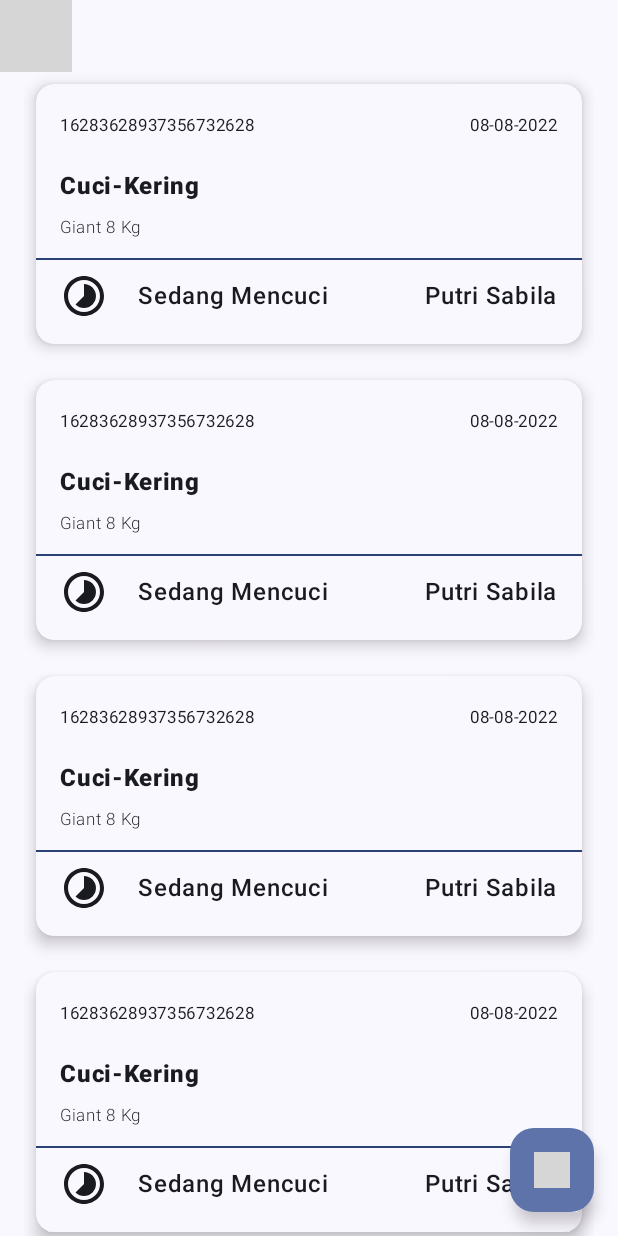
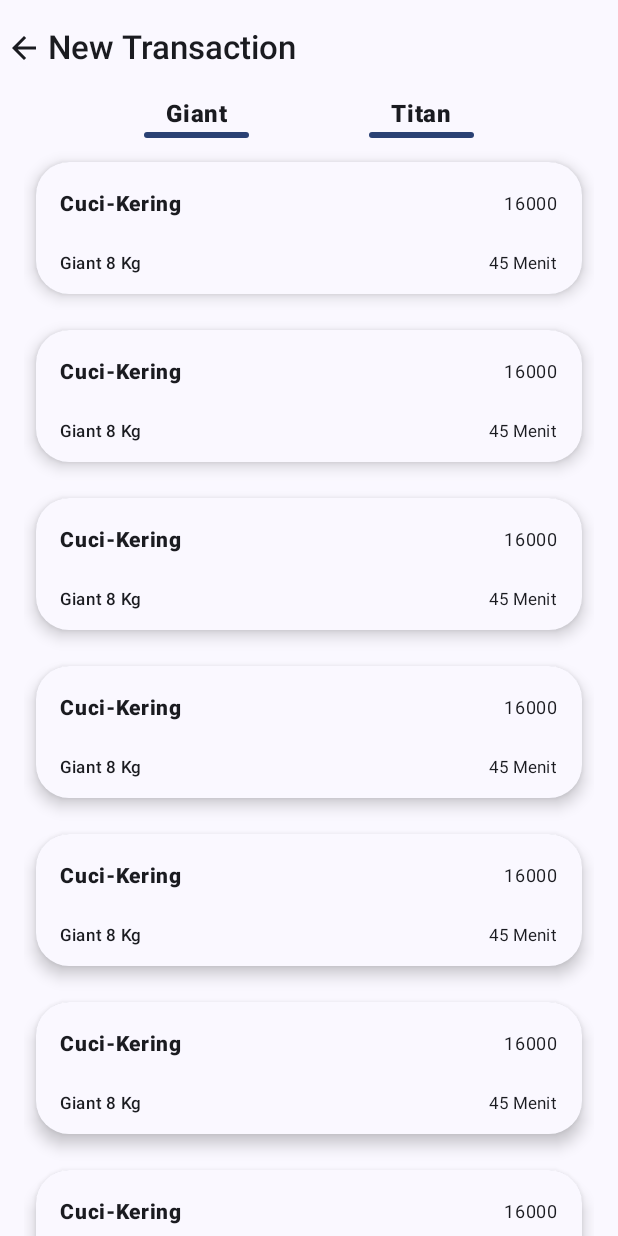
Before and after one commit to JanissaryID/AlfaOmega, an Android app built with Jetpack Compose: the screen it shows after launch (MainActivity), on a phone screen of 412 x 824 dp. Run offline under Robolectric (Android 15) with nearby library versions, the phone set to English and light mode, and no system bars; grey boxes are pictures that could not be loaded.

Commit message:
Add UI MenuScreen

```diff
--- a/app/src/main/java/com/example/alfaomega/MainActivity.kt
+++ b/app/src/main/java/com/example/alfaomega/MainActivity.kt
@@ -12,6 +12,7 @@ import androidx.compose.ui.Modifier
 import androidx.compose.ui.tooling.preview.Preview
 import com.example.alfaomega.component.ComponentTransaction
 import com.example.alfaomega.screens.ScreenHome
+import com.example.alfaomega.screens.ScreenMenu
 import com.example.alfaomega.ui.theme.AlfaOmegaTheme
 
 class MainActivity : ComponentActivity() {
@@ -25,7 +26,8 @@ class MainActivity : ComponentActivity() {
                     color = MaterialTheme.colorScheme.background
                 ) {
 //                    Greeting("Android")
-                    ScreenHome()
+//                    ScreenHome()
+                    ScreenMenu()
                 }
             }
         }
--- /dev/null
+++ b/app/src/main/java/com/example/alfaomega/component/ComponentMenu.kt
@@ -0,0 +1,67 @@
+package com.example.alfaomega.component
+
+import androidx.compose.foundation.clickable
+import androidx.compose.foundation.layout.*
+import androidx.compose.foundation.shape.RoundedCornerShape
+import androidx.compose.material3.*
+import androidx.compose.runtime.Composable
+import androidx.compose.ui.Alignment
+import androidx.compose.ui.Modifier
+import androidx.compose.ui.res.painterResource
+import androidx.compose.ui.text.font.FontWeight
+import androidx.compose.ui.unit.dp
+import com.example.alfaomega.R
+
+@Composable
+fun ComponentMenu(
+    menuTitle: String,
+    menuType: String,
+    menuPrice: String,
+    menuTime: String
+) {
+    Card(
+        elevation = CardDefaults.cardElevation(6.dp),
+        modifier = Modifier.padding(8.dp),
+        shape = RoundedCornerShape(25)
+    ) {
+        Surface(shape = RoundedCornerShape(25),modifier = Modifier.clickable {  }) {
+            Column() {
+                Column(
+                    modifier = Modifier.padding(start = 16.dp, top = 16.dp, end = 16.dp, bottom = 8.dp)
+                ){
+                    Row(
+                        horizontalArrangement = Arrangement.SpaceBetween,
+                        modifier = Modifier.fillMaxWidth()
+                    ) {
+                        Text(
+                            text = menuTitle,
+                            fontWeight = FontWeight.ExtraBold,
+                            fontSize = MaterialTheme.typography.labelLarge.fontSize,
+                        )
+                        Text(
+                            text = menuPrice,
+//                fontWeight = FontWeight.Bold,
+                            fontSize = MaterialTheme.typography.labelMedium.fontSize,
+                        )
+                    }
+                    Spacer(modifier = Modifier.height(16.dp))
+                    Row(
+                        horizontalArrangement = Arrangement.SpaceBetween,
+                        modifier = Modifier.fillMaxWidth()
+                    ) {
+                        Text(
+                            text = menuType,
+                            fontWeight = FontWeight.SemiBold,
+                            fontSize = MaterialTheme.typography.labelSmall.fontSize,
+                        )
+                        Text(
+                            text = menuTime,
+//                fontWeight = FontWeight.Bold,
+                            fontSize = MaterialTheme.typography.labelSmall.fontSize,
+                        )
+                    }
+                }
+            }
+        }
+    }
+}
--- a/app/src/main/java/com/example/alfaomega/component/ComponentTransaction.kt
+++ b/app/src/main/java/com/example/alfaomega/component/ComponentTransaction.kt
@@ -32,8 +32,9 @@ fun ComponentTransaction(
     Card(
         elevation = CardDefaults.cardElevation(6.dp),
         modifier = Modifier.padding(8.dp),
+        shape = RoundedCornerShape(25)
     ) {
-        Surface(shape = RoundedCornerShape(7),modifier = Modifier.clickable {  }) {
+        Surface(shape = RoundedCornerShape(25),modifier = Modifier.clickable {  }) {
             Column() {
                 Column(
                     modifier = Modifier.padding(start = 16.dp, top = 16.dp, end = 16.dp, bottom = 8.dp)
--- /dev/null
+++ b/app/src/main/java/com/example/alfaomega/component/TopBar.kt
@@ -0,0 +1,109 @@
+package com.example.alfaomega.component
+
+import androidx.compose.foundation.clickable
+import androidx.compose.foundation.layout.size
+import androidx.compose.foundation.layout.wrapContentSize
+import androidx.compose.foundation.shape.RoundedCornerShape
+import androidx.compose.material3.*
+import androidx.compose.runtime.Composable
+import androidx.compose.ui.Modifier
+import androidx.compose.ui.res.painterResource
+import androidx.compose.ui.text.font.FontWeight
+import androidx.compose.ui.unit.dp
+import com.example.alfaomega.R
+import com.example.alfaomega.wallscreen.WallHome
+import com.example.alfaomega.wallscreen.WallPicker
+
+@OptIn(ExperimentalMaterial3Api::class)
+@Composable
+fun TopBar(
+    typeScreen: Boolean,
+    tittleScreen: String,
+    wallScreen: Int
+) {
+    if (typeScreen){
+        Scaffold(topBar = {
+            SmallTopBar(
+                typeScreen = typeScreen,
+                tittleScreen = tittleScreen)
+        },
+            content = {
+//            WallHome(paddingValues = it)
+                WallPicker(
+                    wallScreen = wallScreen,
+                    paddingValues = it
+                )
+            },
+            floatingActionButton = {
+                FloatingActionButton(
+                    onClick = { /*TODO*/ }
+                ) {
+                    Icon(
+                        painter = painterResource(id = R.drawable.fluent_add_12_filled),
+                        contentDescription = "Icon Add",
+                        modifier = Modifier.size(24.dp)
+                    )
+                }
+            }
+        )
+    }
+    else{
+        Scaffold(topBar = {
+            SmallTopBar(
+                typeScreen = typeScreen,
+                tittleScreen = tittleScreen)
+        },
+            content = {
+//            WallHome(paddingValues = it)
+                WallPicker(
+                    wallScreen = wallScreen,
+                    paddingValues = it
+                )
+            }
+        )
+    }
+}
+
+@OptIn(ExperimentalMaterial3Api::class)
+@Composable
+fun SmallTopBar(
+    typeScreen: Boolean,
+    tittleScreen: String
+) {
+    if(typeScreen){
+        SmallTopAppBar(
+            title = {Text(
+                text = tittleScreen,
+                fontWeight = FontWeight.SemiBold,
+                fontSize = MaterialTheme.typography.titleLarge.fontSize,
+            )},
+            actions = {
+                Surface(shape = RoundedCornerShape(100), modifier = Modifier.wrapContentSize()) {
+                    Icon(
+                        painter = painterResource(id = R.drawable.ic_baseline_account_circle_24),
+                        contentDescription = "Icon TImer",
+                        modifier = Modifier.clickable {  }
+                    )
+                }
+            }
+        )
+    }
+    else{
+        SmallTopAppBar(
+            title = {Text(
+                text = tittleScreen,
+                fontWeight = FontWeight.SemiBold,
+                fontSize = MaterialTheme.typography.titleLarge.fontSize,
+            )},
+            navigationIcon = {
+                Surface(shape = RoundedCornerShape(100), modifier = Modifier.wrapContentSize()) {
+                    Icon(
+                        painter = painterResource(id = R.drawable.ic_baseline_arrow_back_24),
+                        contentDescription = "Icon TImer",
+                        modifier = Modifier.clickable {  }
+                    )
+                }
+            }
+        )
+    }
+}
--- a/app/src/main/java/com/example/alfaomega/screens/ScreenHome.kt
+++ b/app/src/main/java/com/example/alfaomega/screens/ScreenHome.kt
@@ -11,57 +11,26 @@ import androidx.compose.runtime.mutableStateListOf
 import androidx.compose.runtime.remember
 import androidx.compose.ui.Modifier
 import androidx.compose.ui.res.painterResource
+import androidx.compose.ui.tooling.preview.Preview
 import androidx.compose.ui.unit.dp
 import com.example.alfaomega.R
 import com.example.alfaomega.component.ComponentTransaction
 import com.example.alfaomega.component.TopBar
+import com.example.alfaomega.ui.theme.AlfaOmegaTheme
 
-@OptIn(ExperimentalMaterial3Api::class)
-@SuppressLint("UnusedMaterial3ScaffoldPaddingParameter")
 @Composable
 fun ScreenHome() {
-    Scaffold(topBar = {
-        TopBar(
-            typeScreen = true,
-            tittleScreen = "Transaction Active"
-        ) },
-        content = {
-            WallHome(paddingValues = it)
-        },
-        floatingActionButton = {
-            FloatingActionButton(
-                onClick = { /*TODO*/ }
-            ) {
-                Icon(
-                    painter = painterResource(id = R.drawable.fluent_add_12_filled),
-                    contentDescription = "Icon Add",
-                    modifier = Modifier.size(24.dp)
-                )
-            }
-        }
+    TopBar(
+        typeScreen = true,
+        tittleScreen = "Transaction Active",
+        wallScreen = 0
     )
 }
 
+@Preview(showBackground = true)
 @Composable
-fun WallHome(paddingValues: PaddingValues) {
-    val numbers = remember {
-        mutableStateListOf(1,2,3,4,5,6,7,8,9,10)
-    }
-    Surface(modifier = Modifier.padding(start = 16.dp, end = 16.dp)) {
-        LazyColumn(
-            modifier = Modifier.padding(top = paddingValues.calculateTopPadding()),
-            verticalArrangement = Arrangement.spacedBy(8.dp)
-        ){
-            items(items = numbers, key = {it.hashCode()}) {
-                ComponentTransaction(
-                    TransactionId = "16283628937356732628",
-                    TransactionDate = "08-08-2022",
-                    TransactionMenu = "Cuci-Kering",
-                    TransactionType = "Giant 8 Kg",
-                    TransactionAdmin = "Putri Sabila",
-                    TransactionProcess = "Sedang Mencuci"
-                )
-            }
-        }
+fun ViewHome() {
+    AlfaOmegaTheme {
+        ScreenHome()
     }
 }
--- /dev/null
+++ b/app/src/main/java/com/example/alfaomega/screens/ScreenMenu.kt
@@ -0,0 +1,23 @@
+package com.example.alfaomega.screens
+
+import androidx.compose.runtime.Composable
+import androidx.compose.ui.tooling.preview.Preview
+import com.example.alfaomega.component.TopBar
+import com.example.alfaomega.ui.theme.AlfaOmegaTheme
+
+@Composable
+fun ScreenMenu() {
+    TopBar(
+        typeScreen = false,
+        tittleScreen = "New Transaction",
+        wallScreen = 1
+    )
+}
+
+@Preview(showBackground = true)
+@Composable
+fun ViewMenu() {
+    AlfaOmegaTheme {
+        ScreenMenu()
+    }
+}
--- /dev/null
+++ b/app/src/main/java/com/example/alfaomega/wallscreen/WallHome.kt
@@ -0,0 +1,38 @@
+package com.example.alfaomega.wallscreen
+
+import androidx.compose.foundation.layout.Arrangement
+import androidx.compose.foundation.layout.PaddingValues
+import androidx.compose.foundation.layout.padding
+import androidx.compose.foundation.lazy.LazyColumn
+import androidx.compose.foundation.lazy.items
+import androidx.compose.material3.Surface
+import androidx.compose.runtime.Composable
+import androidx.compose.runtime.mutableStateListOf
+import androidx.compose.runtime.remember
+import androidx.compose.ui.Modifier
+import androidx.compose.ui.unit.dp
+import com.example.alfaomega.component.ComponentTransaction
+
+@Composable
+fun WallHome(paddingValues: PaddingValues) {
+    val numbers = remember {
+        mutableStateListOf(1,2,3,4,5,6,7,8,9,10)
+    }
+    Surface(modifier = Modifier.padding(start = 16.dp, end = 16.dp)) {
+        LazyColumn(
+            modifier = Modifier.padding(top = paddingValues.calculateTopPadding()),
+            verticalArrangement = Arrangement.spacedBy(8.dp)
+        ){
+            items(items = numbers, key = {it.hashCode()}) {
+                ComponentTransaction(
+                    TransactionId = "16283628937356732628",
+                    TransactionDate = "08-08-2022",
+                    TransactionMenu = "Cuci-Kering",
+                    TransactionType = "Giant 8 Kg",
+                    TransactionAdmin = "Putri Sabila",
+                    TransactionProcess = "Sedang Mencuci"
+                )
+            }
+        }
+    }
+}
--- /dev/null
+++ b/app/src/main/java/com/example/alfaomega/wallscreen/WallMenu.kt
@@ -0,0 +1,86 @@
+package com.example.alfaomega.wallscreen
+
+import androidx.compose.foundation.layout.*
+import androidx.compose.foundation.lazy.LazyColumn
+import androidx.compose.foundation.lazy.items
+import androidx.compose.foundation.shape.RoundedCornerShape
+import androidx.compose.material3.MaterialTheme
+import androidx.compose.material3.Surface
+import androidx.compose.material3.Text
+import androidx.compose.runtime.Composable
+import androidx.compose.runtime.mutableStateListOf
+import androidx.compose.runtime.remember
+import androidx.compose.ui.Alignment
+import androidx.compose.ui.Modifier
+import androidx.compose.ui.text.font.FontWeight
+import androidx.compose.ui.unit.dp
+import com.example.alfaomega.component.ComponentMenu
+import com.example.alfaomega.component.ComponentTransaction
+
+@Composable
+fun WallMenu(paddingValues: PaddingValues) {
+    val numbers = remember {
+        mutableStateListOf(1,2,3,4,5,6,7,8,9,10)
+    }
+    Spacer(modifier = Modifier.width(8.dp))
+    Surface(modifier = Modifier.padding(start = 16.dp, end = 16.dp)) {
+        Column(modifier = Modifier
+            .fillMaxSize()
+            .padding(top = paddingValues.calculateTopPadding())) {
+            Row(
+                horizontalArrangement = Arrangement.SpaceEvenly,
+                verticalAlignment = Alignment.CenterVertically,
+                modifier = Modifier.fillMaxWidth()
+            ) {
+                Column(
+                    verticalArrangement = Arrangement.Center,
+                    horizontalAlignment = Alignment.CenterHorizontally
+                ) {
+                    Text(
+                        text = "Giant",
+                        fontWeight = FontWeight.ExtraBold,
+                        fontSize = MaterialTheme.typography.titleMedium.fontSize,
+                    )
+                    Surface(
+                        modifier = Modifier.size(width = 70.dp, height = 4.dp),
+                        color = MaterialTheme.colorScheme.primary,
+                        shape = RoundedCornerShape(100)
+                    ) {
+
+                    }
+                }
+
+                Column(
+                    verticalArrangement = Arrangement.Center,
+                    horizontalAlignment = Alignment.CenterHorizontally
+                ) {
+                    Text(
+                        text = "Titan",
+                        fontWeight = FontWeight.ExtraBold,
+                        fontSize = MaterialTheme.typography.titleMedium.fontSize,
+                    )
+                    Surface(
+                        modifier = Modifier.size(width = 70.dp, height = 4.dp),
+                        color = MaterialTheme.colorScheme.primary,
+                        shape = RoundedCornerShape(100)
+                    ) {
+
+                    }
+                }
+            }
+            LazyColumn(
+                modifier = Modifier.padding(top = 8.dp),
+                verticalArrangement = Arrangement.spacedBy(8.dp)
+            ){
+                items(items = numbers, key = {it.hashCode()}) {
+                    ComponentMenu(
+                        menuTitle = "Cuci-Kering",
+                        menuType = "Giant 8 Kg",
+                        menuPrice = "16000",
+                        menuTime = "45 Menit"
+                    )
+                }
+            }
+        }
+    }
+}
--- /dev/null
+++ b/app/src/main/java/com/example/alfaomega/wallscreen/WallPicker.kt
@@ -0,0 +1,16 @@
+package com.example.alfaomega.wallscreen
+
+import androidx.compose.foundation.layout.PaddingValues
+import androidx.compose.runtime.Composable
+
+@Composable
+fun WallPicker(
+    wallScreen: Int,
+    paddingValues: PaddingValues
+) {
+    when(wallScreen){
+        0 -> WallHome(paddingValues = paddingValues)
+        1 -> WallMenu(paddingValues = paddingValues)
+        else -> print("Opps tidak ada")
+    }
+}
--- /dev/null
+++ b/app/src/main/res/drawable/fluent_add_12_filled.xml
@@ -0,0 +1,9 @@
+<vector xmlns:android="http://schemas.android.com/apk/res/android"
+    android:width="48dp"
+    android:height="48dp"
+    android:viewportWidth="48"
+    android:viewportHeight="48">
+  <path
+      android:pathData="M26,7C26,6.204 25.684,5.441 25.121,4.879C24.559,4.316 23.796,4 23,4C22.204,4 21.441,4.316 20.879,4.879C20.316,5.441 20,6.204 20,7V20H7C6.204,20 5.441,20.316 4.879,20.879C4.316,21.441 4,22.204 4,23C4,23.796 4.316,24.559 4.879,25.121C5.441,25.684 6.204,26 7,26H20V39C20,39.796 20.316,40.559 20.879,41.121C21.441,41.684 22.204,42 23,42C23.796,42 24.559,41.684 25.121,41.121C25.684,40.559 26,39.796 26,39V26H39C39.796,26 40.559,25.684 41.121,25.121C41.684,24.559 42,23.796 42,23C42,22.204 41.684,21.441 41.121,20.879C40.559,20.316 39.796,20 39,20H26V7Z"
+      android:fillColor="#000000"/>
+</vector>
--- /dev/null
+++ b/app/src/main/res/drawable/ic_baseline_account_circle_24.xml
@@ -0,0 +1,5 @@
+<vector android:height="24dp" android:tint="#000000"
+    android:viewportHeight="24" android:viewportWidth="24"
+    android:width="24dp" xmlns:android="http://schemas.android.com/apk/res/android">
+    <path android:fillColor="@android:color/white" android:pathData="M12,2C6.48,2 2,6.48 2,12s4.48,10 10,10s10,-4.48 10,-10S17.52,2 12,2zM12,6c1.93,0 3.5,1.57 3.5,3.5S13.93,13 12,13s-3.5,-1.57 -3.5,-3.5S10.07,6 12,6zM12,20c-2.03,0 -4.43,-0.82 -6.14,-2.88C7.55,15.8 9.68,15 12,15s4.45,0.8 6.14,2.12C16.43,19.18 14.03,20 12,20z"/>
+</vector>
--- /dev/null
+++ b/app/src/main/res/drawable/ic_baseline_arrow_back_24.xml
@@ -0,0 +1,5 @@
+<vector android:autoMirrored="true" android:height="24dp"
+    android:tint="#000000" android:viewportHeight="24"
+    android:viewportWidth="24" android:width="24dp" xmlns:android="http://schemas.android.com/apk/res/android">
+    <path android:fillColor="@android:color/white" android:pathData="M20,11H7.83l5.59,-5.59L12,4l-8,8 8,8 1.41,-1.41L7.83,13H20v-2z"/>
+</vector>
```
